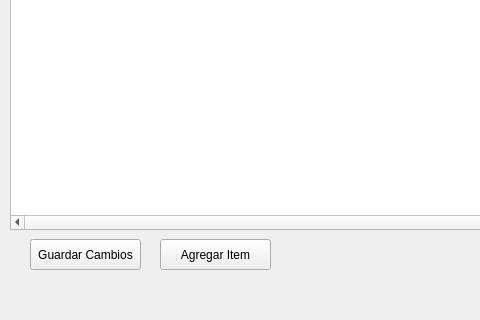
Before: the Qt Designer form pantallaModeloCotejo.ui in AyeQuinteros15/DemoPracticas, drawn with Qt 5; both pictures show x 0 to 480 and y 441 to 761 of the 1366 by 761 pixel window.
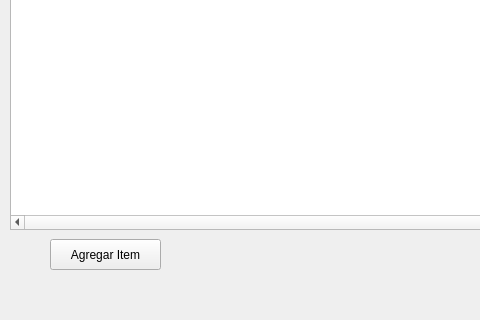
After: the same form once the commit is applied. Icons and pictures are not drawn.

What changed in the file:
```diff
--- a/pantallaModeloCotejo.ui
+++ b/pantallaModeloCotejo.ui
@@ -339,19 +339,6 @@
      </property>
     </column>
    </widget>
-   <widget class="QPushButton" name="btnGuardarItems_MC">
-    <property name="geometry">
-     <rect>
-      <x>30</x>
-      <y>680</y>
-      <width>111</width>
-      <height>31</height>
-     </rect>
-    </property>
-    <property name="text">
-     <string>Guardar Cambios</string>
-    </property>
-   </widget>
    <widget class="QPushButton" name="btnGenerarOC_MC">
     <property name="geometry">
      <rect>
@@ -526,7 +513,7 @@
    <widget class="QPushButton" name="btnAgregarItemTabla_MC">
     <property name="geometry">
      <rect>
-      <x>160</x>
+      <x>50</x>
       <y>680</y>
       <width>111</width>
       <height>31</height>
```
Left out of the diff: 4 changed lines with no effect on the pictures.
